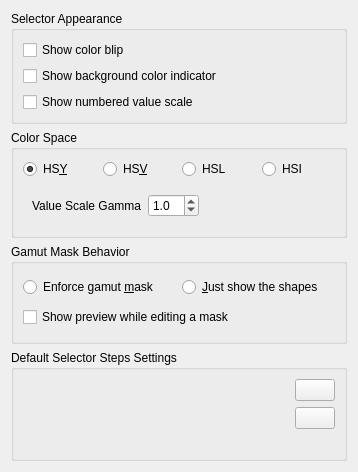
Old version of the form plugins/dockers/artisticcolorselector/forms/wdgARCSSettings.ui in the repository KDE/krita.
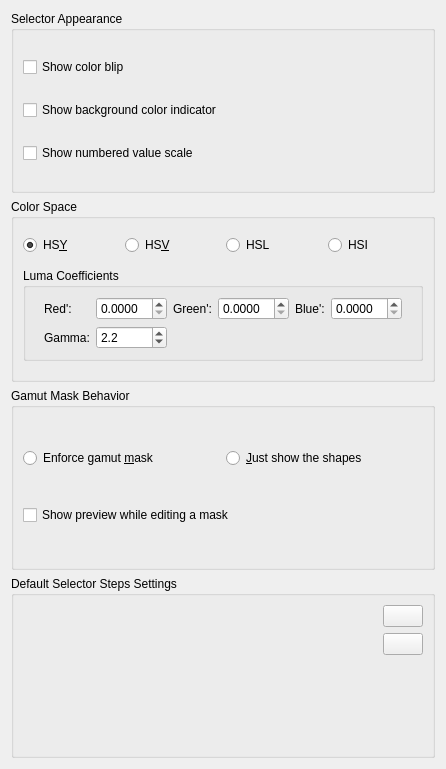
New version of the form. Custom widgets are drawn as their Qt base class.

```diff
--- a/plugins/dockers/artisticcolorselector/forms/wdgARCSSettings.ui
+++ b/plugins/dockers/artisticcolorselector/forms/wdgARCSSettings.ui
@@ -6,8 +6,8 @@
    <rect>
     <x>0</x>
     <y>0</y>
-    <width>358</width>
-    <height>472</height>
+    <width>446</width>
+    <height>769</height>
    </rect>
   </property>
   <layout class="QVBoxLayout" name="verticalLayout">
@@ -95,49 +95,157 @@
        </layout>
       </item>
       <item>
-       <widget class="QFrame" name="valueScaleGammaBox">
-        <property name="frameShape">
-         <enum>QFrame::NoFrame</enum>
+       <widget class="QGroupBox" name="lumaCoefficientBox">
+        <property name="sizePolicy">
+         <sizepolicy hsizetype="Preferred" vsizetype="Fixed">
+          <horstretch>0</horstretch>
+          <verstretch>0</verstretch>
+         </sizepolicy>
         </property>
-        <layout class="QHBoxLayout" name="horizontalLayout_2">
+        <property name="title">
+         <string>Luma Coefficients</string>
+        </property>
+        <layout class="QHBoxLayout" name="horizontalLayout_15">
          <item>
-          <widget class="QLabel" name="labelValueScaleGamma">
-           <property name="text">
-            <string>Value Scale Gamma</string>
+          <layout class="QGridLayout" name="gridLayout_5">
+           <property name="leftMargin">
+            <number>0</number>
            </property>
-          </widget>
-         </item>
-         <item>
-          <widget class="QDoubleSpinBox" name="valueScaleGamma">
-           <property name="decimals">
-            <number>1</number>
+           <property name="rightMargin">
+            <number>0</number>
            </property>
-           <property name="minimum">
-            <double>0.100000000000000</double>
+           <property name="verticalSpacing">
+            <number>6</number>
            </property>
-           <property name="maximum">
-            <double>50.000000000000000</double>
-           </property>
-           <property name="singleStep">
-            <double>0.100000000000000</double>
-           </property>
-           <property name="value">
-            <double>1.000000000000000</double>
-           </property>
-          </widget>
-         </item>
-         <item>
-          <spacer name="horizontalSpacer">
-           <property name="orientation">
-            <enum>Qt::Horizontal</enum>
-           </property>
-           <property name="sizeHint" stdset="0">
-            <size>
-             <width>40</width>
-             <height>20</height>
-            </size>
-           </property>
-          </spacer>
+           <item row="0" column="3">
+            <widget class="KisDoubleParseSpinBox" name="spLumaG">
+             <property name="sizePolicy">
+              <sizepolicy hsizetype="Fixed" vsizetype="Minimum">
+               <horstretch>0</horstretch>
+               <verstretch>0</verstretch>
+              </sizepolicy>
+             </property>
+             <property name="minimumSize">
+              <size>
+               <width>50</width>
+               <height>0</height>
+              </size>
+             </property>
+             <property name="decimals">
+              <number>4</number>
+             </property>
+            </widget>
+           </item>
+           <item row="0" column="2">
+            <widget class="QLabel" name="greenlabel">
+             <property name="sizePolicy">
+              <sizepolicy hsizetype="Fixed" vsizetype="Preferred">
+               <horstretch>0</horstretch>
+               <verstretch>0</verstretch>
+              </sizepolicy>
+             </property>
+             <property name="text">
+              <string>Green':</string>
+             </property>
+            </widget>
+           </item>
+           <item row="0" column="4">
+            <widget class="QLabel" name="bluelabel">
+             <property name="sizePolicy">
+              <sizepolicy hsizetype="Fixed" vsizetype="Preferred">
+               <horstretch>0</horstretch>
+               <verstretch>0</verstretch>
+              </sizepolicy>
+             </property>
+             <property name="text">
+              <string>Blue':</string>
+             </property>
+            </widget>
+           </item>
+           <item row="0" column="1">
+            <widget class="KisDoubleParseSpinBox" name="spLumaR">
+             <property name="sizePolicy">
+              <sizepolicy hsizetype="Fixed" vsizetype="Minimum">
+               <horstretch>0</horstretch>
+               <verstretch>0</verstretch>
+              </sizepolicy>
+             </property>
+             <property name="minimumSize">
+              <size>
+               <width>50</width>
+               <height>0</height>
+              </size>
+             </property>
+             <property name="decimals">
+              <number>4</number>
+             </property>
+            </widget>
+           </item>
+           <item row="0" column="5">
+            <widget class="KisDoubleParseSpinBox" name="spLumaB">
+             <property name="sizePolicy">
+              <sizepolicy hsizetype="Fixed" vsizetype="Minimum">
+               <horstretch>0</horstretch>
+               <verstretch>0</verstretch>
+              </sizepolicy>
+             </property>
+             <property name="minimumSize">
+              <size>
+               <width>50</width>
+               <height>0</height>
+              </size>
+             </property>
+             <property name="decimals">
+              <number>4</number>
+             </property>
+            </widget>
+           </item>
+           <item row="1" column="1">
+            <widget class="KisDoubleParseSpinBox" name="spLumaGamma">
+             <property name="toolTip">
+              <string>&lt;html&gt;&lt;head/&gt;&lt;body&gt;&lt;p&gt;This sets the gamma value that the linearised HSY Luminosity is crunched with. 1 makes the selector fully linear, 2.2 is a practical default value.&lt;/p&gt;&lt;/body&gt;&lt;/html&gt;</string>
+             </property>
+             <property name="decimals">
+              <number>1</number>
+             </property>
+             <property name="minimum">
+              <double>-3.000000000000000</double>
+             </property>
+             <property name="maximum">
+              <double>3.000000000000000</double>
+             </property>
+             <property name="singleStep">
+              <double>0.100000000000000</double>
+             </property>
+             <property name="value">
+              <double>2.200000000000000</double>
+             </property>
+            </widget>
+           </item>
+           <item row="1" column="0">
+            <widget class="QLabel" name="gamma_label">
+             <property name="text">
+              <string>Gamma:</string>
+             </property>
+            </widget>
+           </item>
+           <item row="0" column="0">
+            <widget class="QLabel" name="redlabel">
+             <property name="sizePolicy">
+              <sizepolicy hsizetype="Fixed" vsizetype="Preferred">
+               <horstretch>0</horstretch>
+               <verstretch>0</verstretch>
+              </sizepolicy>
+             </property>
+             <property name="text">
+              <string>Red': </string>
+             </property>
+             <property name="alignment">
+              <set>Qt::AlignRight|Qt::AlignTrailing|Qt::AlignVCenter</set>
+             </property>
+            </widget>
+           </item>
+          </layout>
          </item>
         </layout>
        </widget>
@@ -292,6 +400,11 @@
   </layout>
  </widget>
  <customwidgets>
+  <customwidget>
+   <class>KisDoubleParseSpinBox</class>
+   <extends>QDoubleSpinBox</extends>
+   <header>kis_double_parse_spin_box.h</header>
+  </customwidget>
   <customwidget>
    <class>KisSliderSpinBox</class>
    <extends>QWidget</extends>
```
